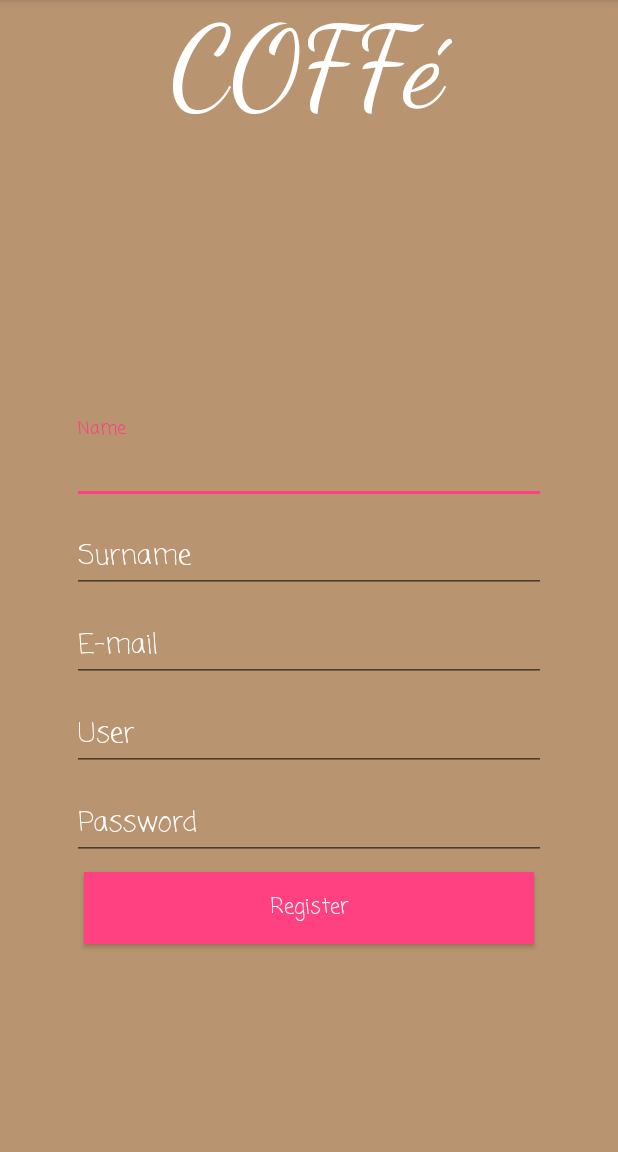
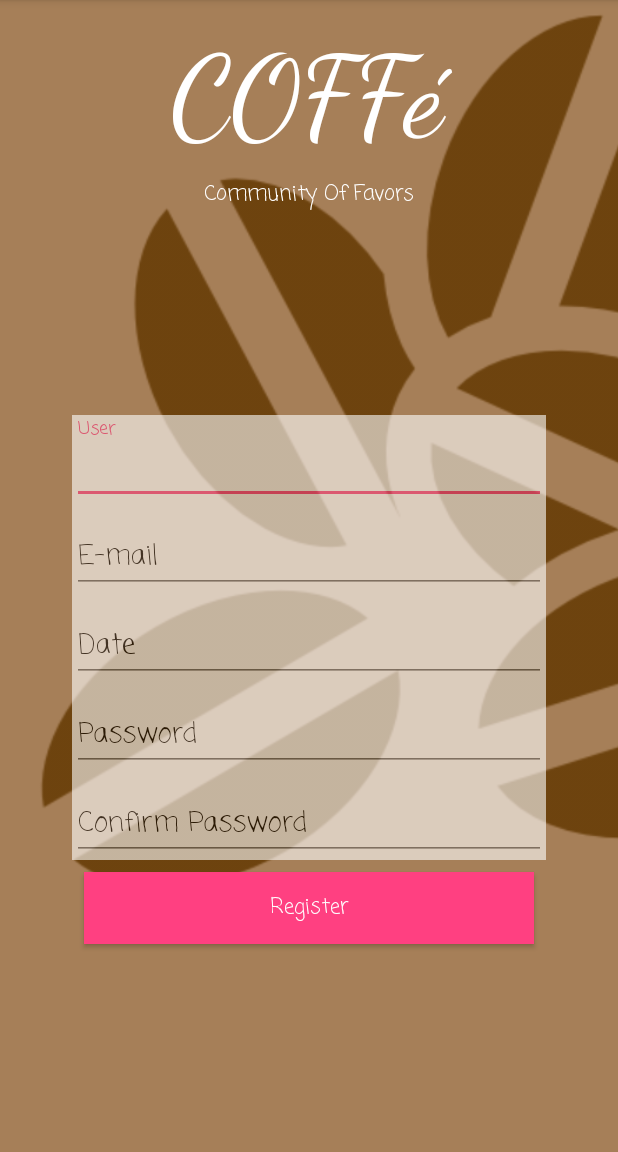
Before and after one commit to carlosvega97/Coffe-App, an Android app: the screen it shows after launch (SignUpActivity), after a tap on "dont have an account?", on a phone screen of 412 x 824 dp, the part 84-1236 px from its top. Run offline under Robolectric (Android 15) with nearby library versions, the phone set to English and light mode, and no system bars; Roboto replaces fonts that are not available here.

Commit message:
update commit 1.0

```diff
--- a/app/src/main/AndroidManifest.xml
+++ b/app/src/main/AndroidManifest.xml
@@ -18,7 +18,7 @@
         </activity>
         <activity
             android:name=".SignUpActivity"
-            android:parentActivityName=".LoginActivity"></activity>
+            android:parentActivityName=".LoginActivity" />
 
         <meta-data
             android:name="preloaded_fonts"
@@ -27,6 +27,7 @@
         <activity
             android:name=".LoginActivity"
             android:parentActivityName=".LoginActivity" />
+        <activity android:name=".Splash_Screen"></activity>
     </application>
 
 </manifest>
--- a/app/src/main/java/com/example/javie/coffeapp/MainActivity.java
+++ b/app/src/main/java/com/example/javie/coffeapp/MainActivity.java
@@ -11,7 +11,7 @@ public class MainActivity extends AppCompatActivity {
         super.onCreate(savedInstanceState);
         setContentView(R.layout.activity_main);
 
-        Intent intent = new Intent(this, LoginActivity.class);
+        Intent intent = new Intent(this, Splash_Screen.class);
         intent.addFlags(Intent.FLAG_ACTIVITY_NEW_TASK);
         intent.addFlags(Intent.FLAG_ACTIVITY_CLEAR_TASK);
         startActivity(intent);
--- /dev/null
+++ b/app/src/main/java/com/example/javie/coffeapp/Splash_Screen.java
@@ -0,0 +1,29 @@
+package com.example.javie.coffeapp;
+
+import android.app.Activity;
+import android.content.Intent;
+import android.content.pm.ActivityInfo;
+import android.os.Bundle;
+import android.os.Handler;
+import android.view.WindowManager;
+
+public class Splash_Screen extends Activity {
+    private final int DURACION_SPLASH = 3000;
+
+    @Override
+    public void onCreate(Bundle savedInstanceState) {
+        super.onCreate(savedInstanceState);
+        setRequestedOrientation(ActivityInfo.SCREEN_ORIENTATION_PORTRAIT);
+        this.getWindow().setFlags(WindowManager.LayoutParams.FLAG_FULLSCREEN, WindowManager.LayoutParams.FLAG_FULLSCREEN);
+
+        setContentView(R.layout.activity_splash__screen);
+
+        new Handler().postDelayed(new Runnable(){
+            public void run(){
+                Intent intent = new Intent(Splash_Screen.this, LoginActivity.class);
+                startActivity(intent);
+                finish();
+            };
+        }, DURACION_SPLASH);
+    }
+}
--- a/app/src/main/res/layout/activity_sign_up.xml
+++ b/app/src/main/res/layout/activity_sign_up.xml
@@ -4,8 +4,21 @@
     xmlns:tools="http://schemas.android.com/tools"
     android:layout_width="match_parent"
     android:layout_height="match_parent"
-    android:background="#b89471"
+    android:background="#FFA67F58"
     tools:context="com.example.javie.coffeapp.SignUpActivity">
+
+    <ImageView
+        android:id="@+id/imageView"
+        android:layout_width="613dp"
+        android:layout_height="602dp"
+        android:layout_alignParentLeft="true"
+        android:layout_alignParentStart="true"
+        android:contentDescription="@string/purple_background_color"
+        android:scaleType="fitStart"
+        android:src="@drawable/fcb"
+        tools:ignore="MissingConstraints"
+        tools:layout_editor_absoluteX="-222dp"
+        tools:layout_editor_absoluteY="0dp" />
 
     <TextView
         android:id="@+id/textView4"
@@ -13,14 +26,15 @@
         android:layout_height="85dp"
         android:layout_marginEnd="8dp"
         android:layout_marginStart="32dp"
+        android:layout_marginTop="20dp"
         android:fontFamily="cursive"
         android:text="@string/COFFe"
         android:textColor="@android:color/white"
         android:textSize="75sp"
         app:layout_constraintEnd_toEndOf="parent"
         app:layout_constraintStart_toStartOf="parent"
+        app:layout_constraintTop_toTopOf="parent"
         tools:ignore="MissingConstraints"
-        tools:layout_editor_absoluteY="2dp"
         tools:targetApi="jelly_bean" />
 
     <LinearLayout
@@ -37,44 +51,35 @@
         app:layout_constraintTop_toTopOf="parent"
         app:layout_constraintVertical_bias="0.738">
 
+        <LinearLayout
+            android:layout_width="match_parent"
+            android:layout_height="wrap_content"
+            android:background="@android:color/background_light"
+            android:orientation="vertical"
+            android:alpha="0.6">
+
             <android.support.design.widget.TextInputLayout
                 android:layout_width="match_parent"
-            android:layout_height="wrap_content"
-            android:textColorHint="@android:color/background_light">
+                android:layout_height="match_parent"
+                android:textColorHint="@android:color/black">
 
                 <EditText
                     android:id="@+id/campo_etiqueta_flotante_name"
                     android:layout_width="match_parent"
                     android:layout_height="wrap_content"
                     android:fontFamily="casual"
-                android:hint="@string/Name"
+                    android:hint="@string/User"
                     android:singleLine="true"
-                android:textColorHint="@android:color/background_light"
+                    android:textColor="@android:color/black"
+                    android:textColorHint="@android:color/black"
                     android:textColorLink="@android:color/background_light"
                     tools:targetApi="jelly_bean" />
             </android.support.design.widget.TextInputLayout>
 
             <android.support.design.widget.TextInputLayout
                 android:layout_width="match_parent"
-            android:layout_height="wrap_content"
-            android:textColorHint="@android:color/background_light">
-
-            <EditText
-                android:id="@+id/campo_etiqueta_flotante_surname"
-                android:layout_width="match_parent"
-                android:layout_height="wrap_content"
-                android:fontFamily="casual"
-                android:hint="@string/Surname"
-                android:singleLine="true"
-                android:textColorHint="@android:color/background_light"
-                android:textColorLink="@android:color/background_light"
-                tools:targetApi="jelly_bean" />
-        </android.support.design.widget.TextInputLayout>
-
-        <android.support.design.widget.TextInputLayout
-            android:layout_width="match_parent"
-            android:layout_height="wrap_content"
-            android:textColorHint="@android:color/background_light">
+                android:layout_height="match_parent"
+                android:textColorHint="@android:color/black">
 
                 <EditText
                     android:id="@+id/campo_etiqueta_flotante_email"
@@ -84,6 +89,45 @@
                     android:hint="@string/Email"
                     android:inputType="textEmailAddress"
                     android:singleLine="true"
+                    android:textColor="@android:color/black"
+                    android:textColorHint="@android:color/black"
+                    android:textColorLink="@android:color/background_light"
+                    tools:targetApi="jelly_bean" />
+            </android.support.design.widget.TextInputLayout>
+
+            <android.support.design.widget.TextInputLayout
+                android:layout_width="match_parent"
+                android:layout_height="match_parent"
+                android:textColorHint="@android:color/black">
+
+                <EditText
+                    android:id="@+id/campo_etiqueta_flotante_date"
+                    android:layout_width="match_parent"
+                    android:layout_height="wrap_content"
+                    android:fontFamily="casual"
+                    android:hint="@string/date"
+                    android:inputType="date"
+                    android:singleLine="true"
+                    android:textColor="@android:color/black"
+                    android:textColorHint="@android:color/black"
+                    android:textColorLink="@android:color/background_light"
+                    tools:targetApi="jelly_bean" />
+            </android.support.design.widget.TextInputLayout>
+
+            <android.support.design.widget.TextInputLayout
+                android:layout_width="match_parent"
+                android:layout_height="match_parent"
+                android:textColorHint="@android:color/black">
+
+                <EditText
+                    android:id="@+id/campo_etiqueta_flotante_user"
+                    android:layout_width="match_parent"
+                    android:layout_height="wrap_content"
+                    android:fontFamily="casual"
+                    android:hint="@string/Pass"
+                    android:inputType="textPassword"
+                    android:singleLine="true"
+                    android:textColor="@android:color/black"
                     android:textColorHint="@android:color/background_light"
                     android:textColorLink="@android:color/background_light"
                     tools:targetApi="jelly_bean" />
@@ -91,37 +135,28 @@
 
             <android.support.design.widget.TextInputLayout
                 android:layout_width="match_parent"
-            android:layout_height="wrap_content"
-            android:textColorHint="@android:color/background_light">
-
-            <EditText
-                android:id="@+id/campo_etiqueta_flotante_user"
-                android:layout_width="match_parent"
-                android:layout_height="wrap_content"
-                android:fontFamily="casual"
-                android:hint="@string/User"
-                android:singleLine="true"
-                android:textColorHint="@android:color/background_light"
-                android:textColorLink="@android:color/background_light"
-                tools:targetApi="jelly_bean" />
-        </android.support.design.widget.TextInputLayout>
-
-        <android.support.design.widget.TextInputLayout
-            android:layout_width="match_parent"
-            android:layout_height="wrap_content"
-            android:textColorHint="@android:color/background_light">
+                android:layout_height="match_parent"
+                android:textColorHint="@android:color/black">
 
                 <EditText
                     android:id="@+id/campo_etiqueta_flotante_pass"
                     android:layout_width="match_parent"
                     android:layout_height="wrap_content"
                     android:fontFamily="casual"
-                android:hint="@string/Pass"
+                    android:hint="@string/confirm_password"
+                    android:inputType="textPassword"
                     android:singleLine="true"
+                    android:textColor="@android:color/black"
                     android:textColorHint="@android:color/background_light"
                     android:textColorLink="@android:color/background_light"
                     tools:targetApi="jelly_bean" />
             </android.support.design.widget.TextInputLayout>
+        </LinearLayout>
+
+        <LinearLayout
+            android:layout_width="match_parent"
+            android:layout_height="match_parent"
+            android:orientation="vertical">
 
             <Button
                 android:layout_width="match_parent"
@@ -146,4 +181,25 @@
                 tools:targetApi="jelly_bean" />
         </LinearLayout>
 
+    </LinearLayout>
+
+    <TextView
+        android:id="@+id/textView3"
+        android:layout_width="wrap_content"
+        android:layout_height="wrap_content"
+        android:layout_marginBottom="8dp"
+        android:layout_marginEnd="8dp"
+        android:layout_marginStart="8dp"
+        android:layout_marginTop="8dp"
+        android:fontFamily="casual"
+        android:text="@string/community_of_favors"
+        android:textColor="@android:color/background_light"
+        app:layout_constraintBottom_toBottomOf="parent"
+        app:layout_constraintEnd_toEndOf="parent"
+        app:layout_constraintHorizontal_bias="0.502"
+        app:layout_constraintStart_toStartOf="parent"
+        app:layout_constraintTop_toTopOf="@+id/textView4"
+        app:layout_constraintVertical_bias="0.128"
+        tools:ignore="MissingConstraints"
+        tools:targetApi="jelly_bean" />
 </android.support.constraint.ConstraintLayout>
--- a/app/src/main/res/values/strings.xml
+++ b/app/src/main/res/values/strings.xml
@@ -11,5 +11,8 @@
     <string name="CPassword">Confirm Password</string>
     <string name="purple_background_color">Purple background color</string>
     <string name="community_of_favors">Community Of Favors</string>
+    <string name="login">Login</string>
+    <string name="date">Date</string>
+    <string name="confirm_password">Confirm Password</string>
 
 </resources>
```
Also changed, not shown: app/src/main/res/layout/activity_login.xml (+45 -22 lines), app/src/main/res/layout/activity_main.xml (+4 -3 lines), app/src/main/res/layout/activity_splash__screen.xml (added, +48 -0 lines), app/src/main/res/drawable-v24/fcf.png (renamed from app/src/main/res/drawable-v24/5cf.png). Lines whose indentation alone changed are shown as unchanged.
